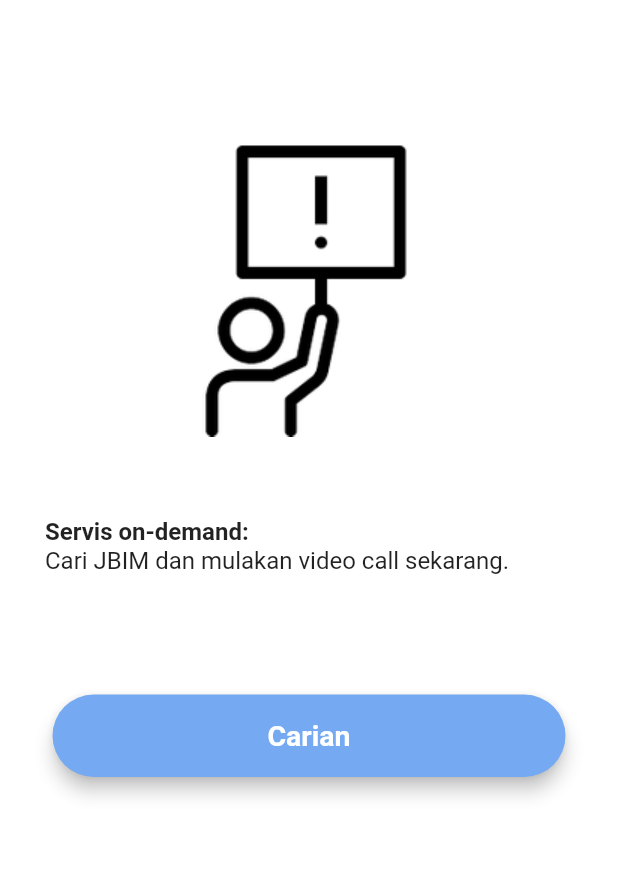
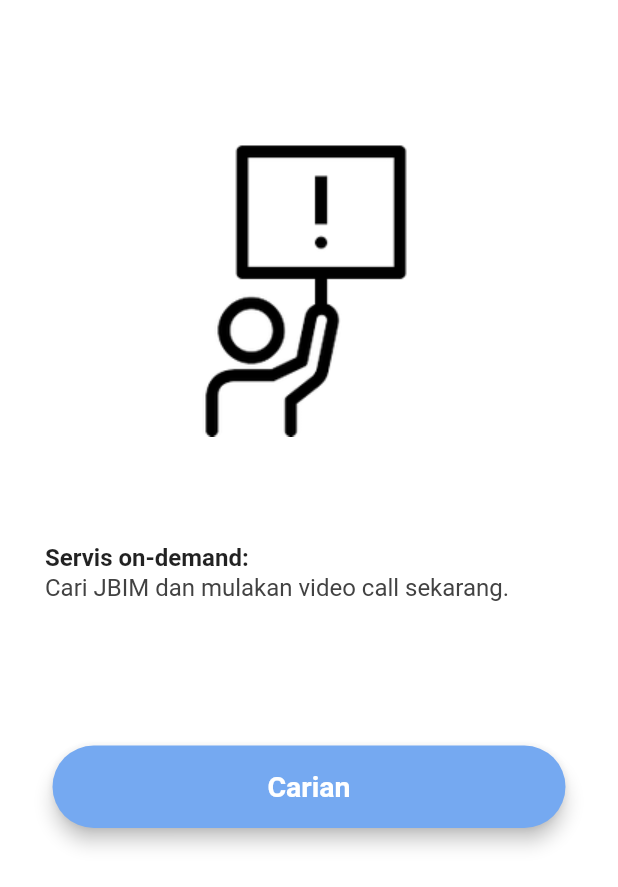
Before and after one commit to Hunzisong/DITE, a Flutter app: the OnDemand screen opened directly, on a phone screen of 412 x 824 dp. Shown: the top 887 px of the screen. Run offline on Flutter 3.47's test engine with Material 2 defaults, Android fonts, the phone set to English and light mode, and no system bars; our stand-ins replace firebase_auth, modal_progress_hud, permission_handler; missing offline and left inert: agora_rtc_engine; accounts and stored records are empty.

Commit message:
Refactored code for on-demand screen

```diff
--- a/lib/home/on_demand.dart
+++ b/lib/home/on_demand.dart
@@ -32,18 +32,13 @@ class _OnDemandState extends State<OnDemand> {
                     ),
                   ),
                   SizedBox(height: Dimensions.d_15),
-                  Align(
-                    alignment: Alignment.centerLeft,
-                    child: Column(
-                      crossAxisAlignment: CrossAxisAlignment.start,
-                      children: <Widget>[
-                        Text('Servis on-demand:',
-                          style: TextStyle(fontWeight: FontWeight.bold,
-                              fontSize: FontSizes.normal)),
-                        Text('Cari JBIM dan mulakan video call sekarang.',
-                          style: TextStyle(fontSize: FontSizes.normal),)
-                      ],
-                    ),
+                  ListTile(
+                    contentPadding: EdgeInsets.all(Dimensions.d_0),
+                    title: Text('Servis on-demand:',
+                        style: TextStyle(fontWeight: FontWeight.bold,
+                            fontSize: FontSizes.normal)),
+                    subtitle: Text('Cari JBIM dan mulakan video call sekarang.',
+                      style: TextStyle(fontSize: FontSizes.normal, color: Colours.darkGrey),),
                   ),
                   SizedBox(height: Dimensions.d_65),
                   UserButton(
```
